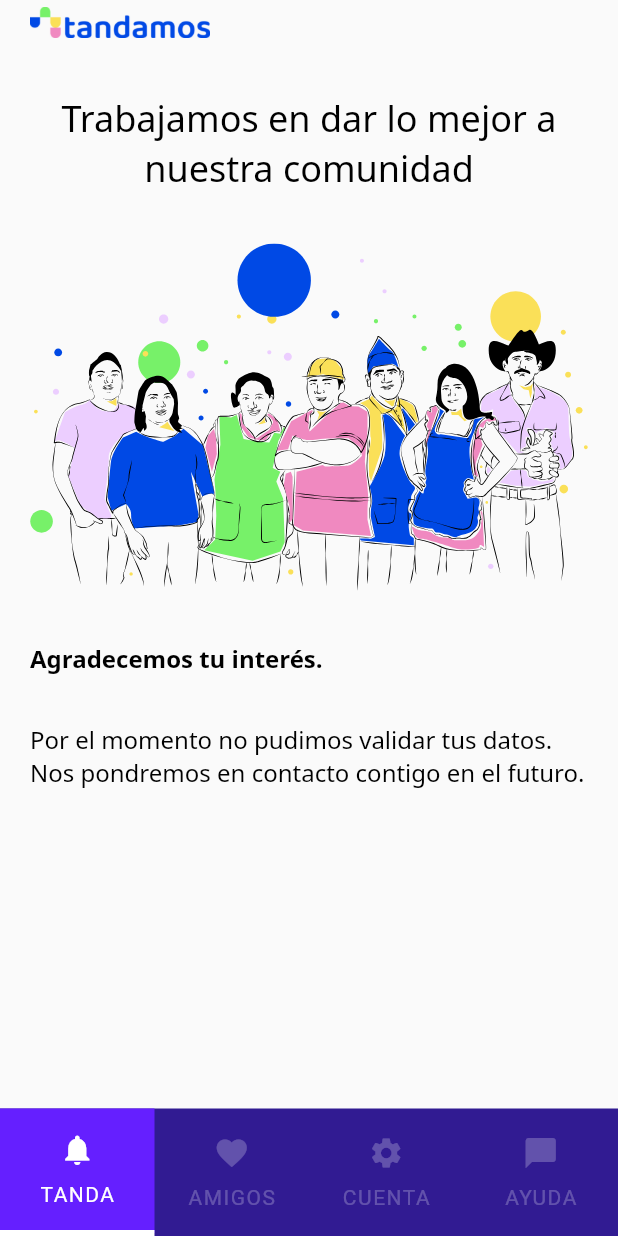
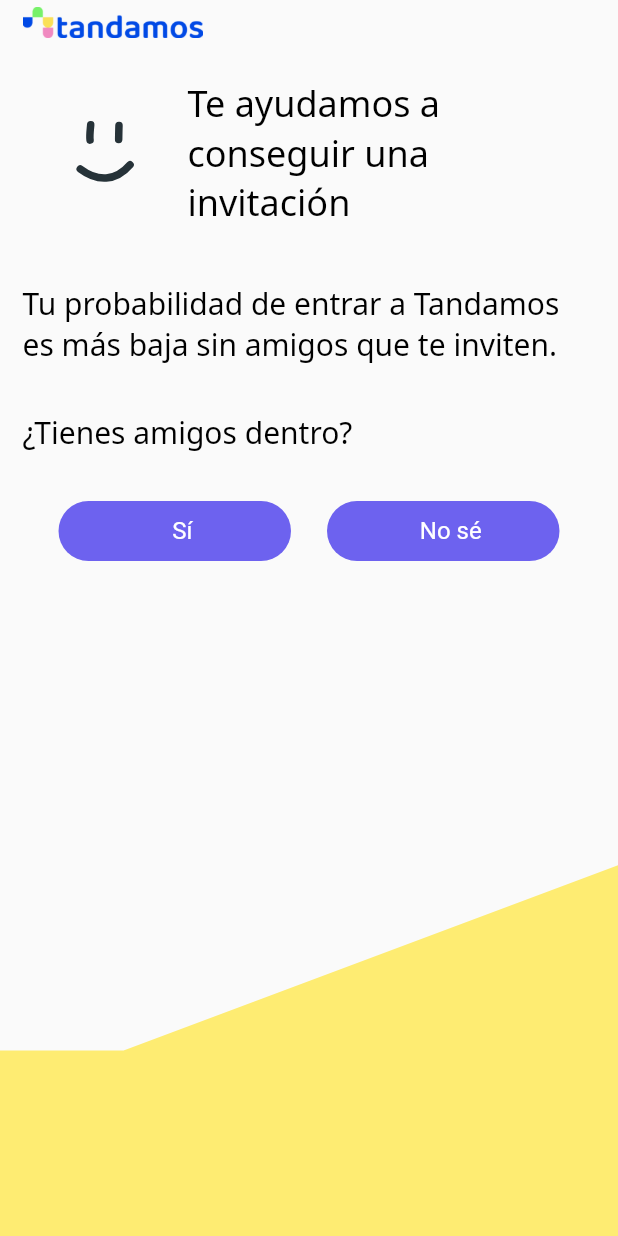
Before and after one commit to sjmamani/tandamos, a Flutter app: the screen it shows after launch, on a phone screen of 412 x 824 dp. Run offline on Flutter 3.47's test engine with Material 2 defaults, Android fonts, the light colour scheme and no system bars; our stand-ins replace flutter_svg; Roboto replaces fonts that are missing (Noto Sans).

Commit message:
Agrega todas las pantallas del flujo Waiting List

```diff
--- /dev/null
+++ b/lib/app/modules/waiting_list/conseguir_invitacion_page.dart
@@ -0,0 +1,84 @@
+import 'package:flutter/material.dart';
+import 'package:flutter_svg/svg.dart';
+import 'package:tandamos/app/modules/waiting_list/local_widgets/yellow_waiting_list_scaffold.dart';
+import 'package:tandamos/app/screens/commons/primary_custom_button.dart';
+import 'package:tandamos/app/screens/commons/tandamos_logo.dart';
+import 'package:tandamos/app/theme/app_theme.dart';
+
+import 'compartir_contactos_page.dart';
+
+class ConseguirInvitacionPage extends StatelessWidget {
+  const ConseguirInvitacionPage({Key? key}) : super(key: key);
+
+  @override
+  Widget build(BuildContext context) {
+    return Column(
+      crossAxisAlignment: CrossAxisAlignment.start,
+      children: [
+        const TandamosLogo(),
+        k16Vertical,
+        Row(
+          children: [
+            SvgPicture.asset('assets/icons/happy.svg'),
+            Expanded(
+              child: Text(
+                'Te ayudamos a conseguir una invitación',
+                style: kH3.copyWith(fontWeight: FontWeight.w500),
+              ),
+            ),
+          ],
+        ),
+        k32Vertical,
+        Text(
+          'Tu probabilidad de entrar a Tandamos es más baja sin amigos que te inviten.',
+          style: kP.copyWith(fontSize: 20),
+        ),
+        k32Vertical,
+        Text(
+          '¿Tienes amigos dentro?',
+          style: kP.copyWith(fontSize: 20),
+        ),
+        k8Vertical,
+        Row(
+          children: [
+            k24Horizontal,
+            Expanded(
+                child: PrimaryCustomButton(
+              text: 'Sí',
+              color: kPrimaryMedium,
+              height: 40,
+              fontSize: 16,
+              onPressed: () => Navigator.push(
+                context,
+                MaterialPageRoute<void>(
+                  builder: (BuildContext context) =>
+                      const YellowWaitingListScaffold(
+                    content: CompartirContactosPage(),
+                  ),
+                ),
+              ),
+            )),
+            k24Horizontal,
+            Expanded(
+                child: PrimaryCustomButton(
+              text: 'No sé',
+              height: 40,
+              color: kPrimaryMedium,
+              fontSize: 16,
+              onPressed: () => Navigator.push(
+                context,
+                MaterialPageRoute<void>(
+                  builder: (BuildContext context) =>
+                      const YellowWaitingListScaffold(
+                    content: CompartirContactosPage(dontKnow: true),
+                  ),
+                ),
+              ),
+            )),
+            k24Horizontal,
+          ],
+        )
+      ],
+    );
+  }
+}
--- /dev/null
+++ b/lib/app/modules/waiting_list/local_widgets/yellow_waiting_list_scaffold.dart
@@ -0,0 +1,45 @@
+import 'package:flutter/material.dart';
+import 'package:tandamos/app/theme/app_theme.dart';
+
+class YellowWaitingListScaffold extends StatelessWidget {
+  const YellowWaitingListScaffold({Key? key, required this.content})
+      : super(key: key);
+
+  final Widget content;
+
+  @override
+  Widget build(BuildContext context) {
+    return SafeArea(
+        child: Scaffold(
+      body: CustomPaint(
+        painter: YellowShapePainter(),
+        child: Padding(
+          padding: const EdgeInsets.symmetric(horizontal: 15),
+          child: content,
+        ),
+      ),
+    ));
+  }
+}
+
+class YellowShapePainter extends CustomPainter {
+  @override
+  void paint(Canvas canvas, Size size) {
+    final paint = Paint()..color = kYellow;
+    final path = Path();
+
+    path.moveTo(0, size.height * 0.85);
+    path.lineTo(size.width * 0.2, size.height * 0.85);
+    path.lineTo(size.width, size.height * 0.7);
+    path.lineTo(size.width, size.height);
+    path.lineTo(0, size.height);
+
+    canvas.drawPath(path, paint);
+  }
+
+  @override
+  bool shouldRepaint(YellowShapePainter oldDelegate) => false;
+
+  @override
+  bool shouldRebuildSemantics(YellowShapePainter oldDelegate) => false;
+}
--- a/lib/app/modules/waiting_list/waiting_list_page.dart
+++ b/lib/app/modules/waiting_list/waiting_list_page.dart
@@ -30,7 +30,12 @@
                 ),
                 k24Vertical,
                 Text(
-                  'Somos una comunidad protegida que funciona por invitación.',
+                  'Somos una comunidad protegida donde los amigos de nuestros tanderos tienen prioridad.',
+                  style: kP,
+                ),
+                k16Vertical,
+                Text(
+                  'Para entrar no pedimos historial crediticio pero sí la invitación de un amigo.',
                   style: kP,
                 ),
                 k16Vertical,
@@ -44,11 +49,6 @@
                           const Center(child: CircularProgressIndicator()),
                     ),
                   ),
-                ),
-                k16Vertical,
-                Text(
-                  'En Tandamos, los amigos de nuestros usuarios tienen acceso prioritario.',
-                  style: kP,
                 ),
                 k24Vertical,
                 PrimaryCustomButton(
--- a/lib/app/screens/commons/primary_custom_button.dart
+++ b/lib/app/screens/commons/primary_custom_button.dart
@@ -1,12 +1,11 @@
 import 'package:flutter/material.dart';
-
-import '../../util/colors.dart';
+import 'package:tandamos/app/theme/app_theme.dart';
 
 class PrimaryCustomButton extends StatelessWidget {
   const PrimaryCustomButton({
     Key? key,
     required this.text,
-    this.color = primaryColor,
+    this.color = kPrimary,
     required this.onPressed,
     this.icon,
     this.fontSize = 20,
--- a/lib/tendamos_app.dart
+++ b/lib/tendamos_app.dart
@@ -1,7 +1,7 @@
 import 'package:flutter/material.dart';
+import 'package:tandamos/app/modules/waiting_list/conseguir_invitacion_page.dart';
+import 'package:tandamos/app/modules/waiting_list/local_widgets/yellow_waiting_list_scaffold.dart';
 import 'package:tandamos/app/theme/app_theme.dart';
-
-import 'app/modules/onboarding/onboarding_fallido_page.dart';
 
 class TendamosApp extends StatelessWidget {
   @override
@@ -11,7 +11,7 @@
       theme: ThemeData(
         primaryColor: kPrimary,
       ),
-      home: const OnboardingFallidoPage(),
+      home: const YellowWaitingListScaffold(content: ConseguirInvitacionPage()),
     );
   }
 }
```
Also changed, not shown: lib/app/modules/waiting_list/buscando_invitacion_page.dart (added, +101 -0 lines), lib/app/modules/waiting_list/compartir_contactos_page.dart (added, +62 -0 lines), lib/app/modules/waiting_list/comunidad_protegida_page.dart (added, +67 -0 lines), lib/app/modules/waiting_list/denegar_page.dart (added, +66 -0 lines), lib/app/modules/waiting_list/log_out_and_in_page.dart (added, +97 -0 lines), lib/app/modules/waiting_list/seguimos_buscando_page.dart (added, +85 -0 lines), lib/app/modules/waiting_list/waiting_list_next_page.dart (+31 -37 lines), lib/app/screens/commons/secondary_custom_button.dart (+29 -12 lines).
